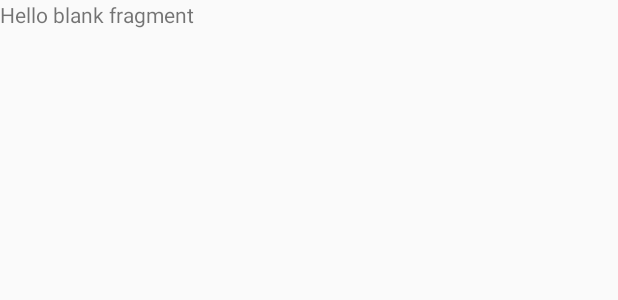
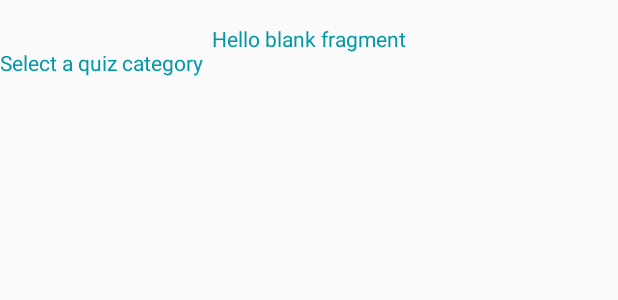
Before and after one commit to andela-bomotoso/QUIZ_APP, an Android app: the layout fragment_quiz_home.xml on its own in the app's theme, with its tools: preview values and no code run, on a phone screen of 412 x 824 dp. Shown: the top 300 px of the screen. Run offline under Robolectric (Android 15) with nearby library versions, the phone set to English and light mode, and no system bars.

Commit message:
made some changes

```diff
--- a/app/src/main/res/layout/fragment_quiz_home.xml
+++ b/app/src/main/res/layout/fragment_quiz_home.xml
@@ -6,8 +6,19 @@
 
     <!-- TODO: Update blank fragment layout -->
     <TextView
-        android:layout_width="match_parent"
-        android:layout_height="match_parent"
+        android:layout_marginTop="@dimen/activity_vertical_margin"
+        android:layout_width="wrap_content"
+        android:layout_height="wrap_content"
+        android:id="@+id/welcome_msg"
+        android:textColor="@color/colorPrimaryDark"
+        android:layout_gravity="center_horizontal"
         android:text="@string/hello_blank_fragment" />
 
+    <TextView
+        android:layout_width="wrap_content"
+        android:layout_height="wrap_content"
+        android:layout_marginTop="@dimen/image_margin"
+        android:textColor="@color/colorPrimaryDark"
+        android:text="@string/home_text_select"/>
+
 </FrameLayout>
--- a/app/src/main/res/values/strings.xml
+++ b/app/src/main/res/values/strings.xml
@@ -10,6 +10,7 @@
     <string name="title_activity_sign_up">SignUpActivity</string>
     <string name="title_activity_sign_in">SignInActivity</string>
     <string name="title_activity_home">Quiz Home</string>
+    <string name="home_text_select">Select a quiz category</string>
     <string name="section_format">Hello World from section: %1$d</string>
 
     <!-- TODO: Remove or change this placeholder text -->
```
Also changed, not shown: app/src/main/java/com/example/bukola_omotoso/quiz_app/QuizHomeFragment.java (+4 -73 lines), app/src/main/java/com/example/bukola_omotoso/quiz_app/TabFragmentPagerAdapter.java (deleted, +0 -13 lines).
